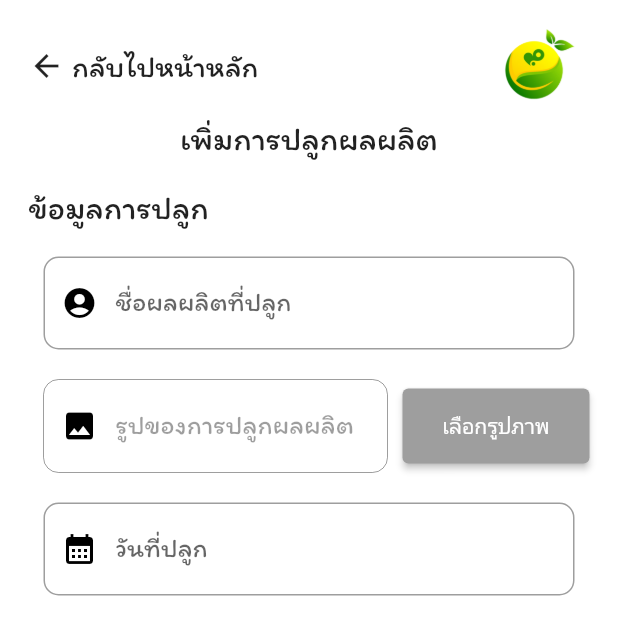
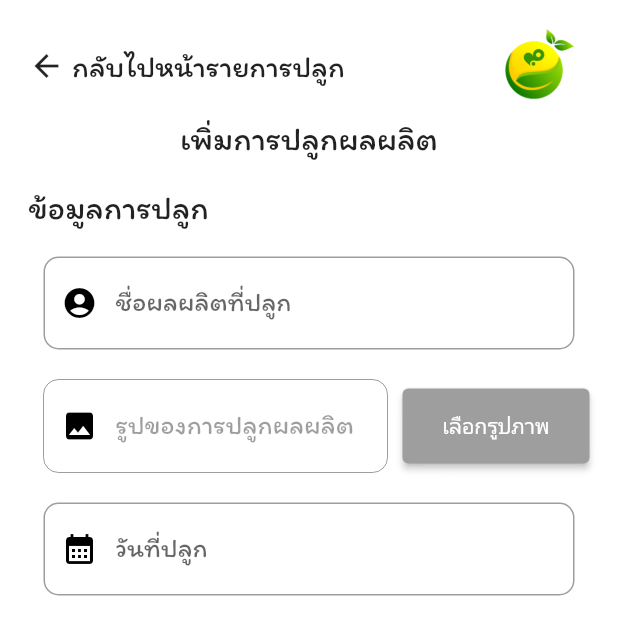
Before and after one commit to all890/mju_food_trace_app, a Flutter app: the ListPlantingScreen screen opened directly, in the side drawer, after a tap on "เพิ่มการปลูกผลผลิต", on a phone screen of 412 x 824 dp, the top half of it. Run offline on Flutter 3.47's test engine with Material 2 defaults, Android fonts, the phone set to English and light mode, and no system bars; our stand-ins replace dio, file_picker, flutter_typeahead, geolocator, google_maps_flutter, image_gallery_saver and 2 more; missing offline and left inert: dart:ffi, flutter_google_location_picker, flutter_polyline_points, flutter_session_manager, qrscan; network calls fail.

Commit message:
update style app page

```diff
--- a/lib/constant/constant.dart
+++ b/lib/constant/constant.dart
@@ -1,9 +1,11 @@
 import 'package:flutter/material.dart';
 
 //Global
-var kBackgroundColor = Colors.white;
+var kBackgroundColor = Color.fromARGB(255, 255, 255, 255);
 
 //Login Screen
 var kFontLoginScreenColor = Colors.black;
 var kClipPathColor = Colors.green;
 var kClipPathColorFM = Colors.orange;
+var kClipPathColorTextFM = Color.fromARGB(255, 255, 255, 255);
+var kClipPathColorTextNavbarFM = Colors.black;
--- a/lib/screen/farmer/add_planting_farmer_screen.dart
+++ b/lib/screen/farmer/add_planting_farmer_screen.dart
@@ -216,7 +216,7 @@ class _AddPlantingScreenState extends State<AddPlantingScreen> {
                                           Navigator.of(context).pushReplacement(
                                             MaterialPageRoute(
                                               builder: (BuildContext context) {
-                                                return const MainFarmerScreen();
+                                                return const ListPlantingScreen();
                                               }
                                             )
                                           );
@@ -230,7 +230,7 @@ class _AddPlantingScreenState extends State<AddPlantingScreen> {
                                               width: 5.0,
                                             ),
                                             Text(
-                                              "กลับไปหน้าหลัก",
+                                              "กลับไปหน้ารายการปลูก",
                                               style: TextStyle(
                                                 fontFamily: 'Itim',
                                                 fontSize: 20
--- a/lib/screen/farmer/list_planting_farmer_screen.dart
+++ b/lib/screen/farmer/list_planting_farmer_screen.dart
@@ -161,14 +161,17 @@ class _ListPlantingScreenState extends State<ListPlantingScreen> {
       child: Scaffold(
         drawer: FarmerNavbar(),
         appBar: AppBar(
-          title: const Text("รายการปลูกผลผลิต"),
-          bottom: const TabBar(
+
+          title: const Text("รายการปลูกผลผลิต",style: TextStyle(fontFamily: 'Itim',color: kDefaultIconDarkColor),),
+          bottom: TabBar(
             tabs: [
               Tab(
                 child: Text(
                   "รอเก็บเกี่ยว",
                   style: TextStyle(
-                    fontFamily: 'Itim'
+                    fontFamily: 'Itim',
+                    color: kClipPathColorTextFM,
+                    fontSize: 14,
                   ),
                 ),
               ),
@@ -176,7 +179,9 @@ class _ListPlantingScreenState extends State<ListPlantingScreen> {
                 child: Text(
                   "สามารถส่งได้",
                   style: TextStyle(
-                    fontFamily: 'Itim'
+                    fontFamily: 'Itim',
+                    color: kClipPathColorTextFM,
+                    fontSize: 14,
                   ),
                 ),
               ),
@@ -184,7 +189,9 @@ class _ListPlantingScreenState extends State<ListPlantingScreen> {
                 child: Text(
                   "ส่งแล้ว",
                   style: TextStyle(
-                    fontFamily: 'Itim'
+                    fontFamily: 'Itim',
+                    color: kClipPathColorTextFM,
+                    fontSize: 14,
                   ),
                 ),
               ),
@@ -192,13 +199,15 @@ class _ListPlantingScreenState extends State<ListPlantingScreen> {
                 child: Text(
                   "ครบจำนวน",
                   style: TextStyle(
-                    fontFamily: 'Itim'
+                    fontFamily: 'Itim',
+                    color: kClipPathColorTextFM,
+                    fontSize: 14,
                   ),
                 ),
               ),
             ],
           ),
-          backgroundColor: Colors.green,
+          backgroundColor: kClipPathColorFM,
         ),
         backgroundColor: kBackgroundColor,
         body: isLoaded == false?
--- a/lib/screen/farmer/navbar_farmer.dart
+++ b/lib/screen/farmer/navbar_farmer.dart
@@ -6,6 +6,7 @@ import 'package:mju_food_trace_app/screen/farmer/list_planting_farmer_screen.dar
 import 'package:mju_food_trace_app/screen/farmer/main_farmer_screen.dart';
 import 'package:mju_food_trace_app/screen/farmer/request_renewing_farmer_certificate_screen.dart';
 
+import '../../constant/constant.dart';
 import '../../controller/farmer_certificate_controller.dart';
 import '../../controller/farmer_controller.dart';
 import '../../model/farmer.dart';
@@ -23,6 +24,8 @@ class _FarmerNavbarState extends State<FarmerNavbar> {
 
   FarmerCertificate? farmerCertificate;
   bool? isLoaded;
+ String? username;
+  String? userType;
 
   FarmerCertificateController farmerCertificateController = FarmerCertificateController();
 
@@ -33,11 +36,15 @@ class _FarmerNavbarState extends State<FarmerNavbar> {
     String farmerUsername = await SessionManager().get("username");
     var response = await farmerCertificateController.getLastestFarmerCertificateByFarmerUsername(farmerUsername);
     farmerCertificate = FarmerCertificate.fromJsonToFarmerCertificate(response);
-    print(farmerCertificate?.fmCertExpireDate);
+   // print(farmerCertificate?.fmCertExpireDate);
+
+    var userTypeDynamic = await SessionManager().get("userType");
+     userType = userTypeDynamic.toString();
     setState(() {
       isLoaded = true;
     });
   }
+
 
   @override
   void initState() {
@@ -51,30 +58,23 @@ class _FarmerNavbarState extends State<FarmerNavbar> {
       child: ListView(
         children: [
           UserAccountsDrawerHeader(
-            accountName: null,
-            accountEmail: null,
+            accountName: Text("${farmerCertificate?.farmer?.farmerName} ${farmerCertificate?.farmer?.farmerLastname}",style: TextStyle(fontFamily: 'Itim',fontSize: 18),),
+            accountEmail: Text("เกษตรกร",style: TextStyle(fontFamily: 'Itim',fontSize: 16),),
             decoration: BoxDecoration(
-              color: Colors.green,
-              image: DecorationImage(
-                image: AssetImage('images/ftmju_header_logo.png')
-              )
+              color:  kClipPathColorFM,
+              // image: DecorationImage(
+              //   image: AssetImage('images/ftmju_header_logo.png')
+              // )
             ),
-          ),
-          ListTile(
-            leading: const Icon(Icons.home),
-            title: const Text("หน้าหลัก"),
-            onTap: () {
-              print("Go to main page");
-              WidgetsBinding.instance!.addPostFrameCallback((_) {
-                Navigator.pushReplacement(context, MaterialPageRoute(builder: (_) => const MainFarmerScreen()));
-              });
-              Navigator.pop(context);
-            },
           ),
           farmerCertificate?.fmCertExpireDate?.isBefore(DateTime.now()) == true || farmerCertificate?.fmCertStatus == "ไม่อนุมัติ" ?
           ListTile(
             leading: const Icon(Icons.newspaper_sharp),
-            title: const Text("ต่ออายุใบรับรอง"),
+            title:Text("ต่ออายุใบรับรอง",style: TextStyle(
+                    fontFamily: 'Itim',
+                    color: kClipPathColorTextNavbarFM,
+                    fontSize: 16,
+                  ),),
             onTap: () {
               print("Go to request renewing farmer certificate page");
               WidgetsBinding.instance!.addPostFrameCallback((_) {
@@ -85,7 +85,11 @@ class _FarmerNavbarState extends State<FarmerNavbar> {
           ) : Container(),
           ListTile(
             leading: const Icon(Icons.add),
-            title: const Text("เพิ่มการปลูกผลผลิต"),
+            title: Text("เพิ่มการปลูกผลผลิต",style: TextStyle(
+                    fontFamily: 'Itim',
+                    color: kClipPathColorTextNavbarFM,
+                    fontSize: 16,
+                  ),),
             onTap: () {
               print("Go to add planting page");
               WidgetsBinding.instance!.addPostFrameCallback((_) {
@@ -96,7 +100,11 @@ class _FarmerNavbarState extends State<FarmerNavbar> {
           ),
           ListTile(
             leading: const Icon(Icons.nature),
-            title: const Text("รายการปลูกผลผลิต"),
+            title: Text("รายการปลูกผลผลิต",style: TextStyle(
+                    fontFamily: 'Itim',
+                    color: kClipPathColorTextNavbarFM,
+                    fontSize: 16,
+                  ),),
             onTap: () {
               print("Go to list planting page");
               WidgetsBinding.instance!.addPostFrameCallback((_) {
@@ -109,7 +117,11 @@ class _FarmerNavbarState extends State<FarmerNavbar> {
             leading: const Icon(
               Icons.logout,
               color: Colors.red,),
-            title: const Text("ออกจากระบบ"),
+            title: Text("ออกจากระบบ",style: TextStyle(
+                    fontFamily: 'Itim',
+                    color: kClipPathColorTextNavbarFM,
+                    fontSize: 16,
+                  ),),
             onTap: () async {
               print("Go to login page");
               await SessionManager().set("username", "");
--- a/lib/screen/farmer/request_renewing_farmer_certificate_screen.dart
+++ b/lib/screen/farmer/request_renewing_farmer_certificate_screen.dart
@@ -10,6 +10,7 @@ import 'package:flutter_session_manager/flutter_session_manager.dart';
 import 'package:intl/intl.dart';
 import 'package:mju_food_trace_app/constant/constant.dart';
 import 'package:mju_food_trace_app/controller/farmer_controller.dart';
+import 'package:mju_food_trace_app/screen/farmer/list_planting_farmer_screen.dart';
 import 'package:mju_food_trace_app/screen/farmer/main_farmer_screen.dart';
 import 'package:mju_food_trace_app/screen/farmer/navbar_farmer.dart';
 import 'package:quickalert/models/quickalert_type.dart';
@@ -314,12 +315,12 @@ class _RequestRenewingFarmerCertificateState
                                               //showUsernameDuplicationAlert();
 
                                             } else {
-                                              print("Farmer registration successfully!");
+                                              print("Farmer renewing req cert successfully!");
                                             //  showSavePlantingSuccessAlert();
                                             Navigator.of(context).pushReplacement(
                                             MaterialPageRoute(
                                               builder: (BuildContext context) {
-                                                return const MainFarmerScreen();
+                                                return const ListPlantingScreen();
                                               }
                                             )
                                           );
```
Also changed, not shown: lib/screen/admin/navbar_admin.dart (+57 -14 lines), lib/screen/login_screen.dart (+7 -2 lines), lib/screen/user/navbar_user.dart (+17 -10 lines).
